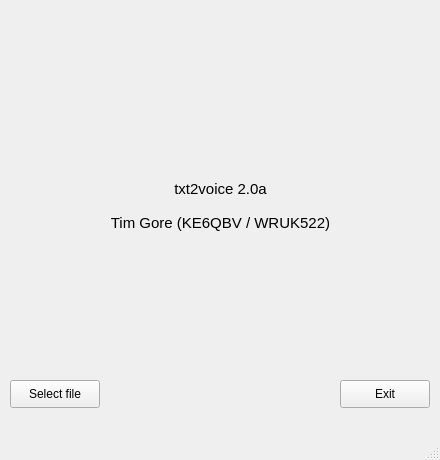
Above: layout.ui from rfm0n206/txt2voice before the change. Below: the same form after it.
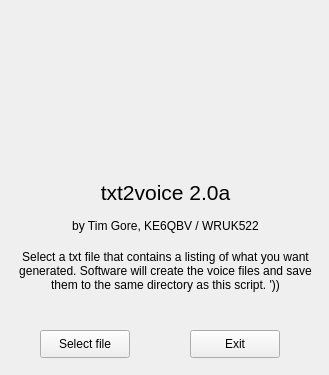
That is the form after the change. Icons and pictures are not drawn.

Commit message: shrank window size / made layout more compact

```diff
--- a/layout.ui
+++ b/layout.ui
@@ -6,8 +6,8 @@
    <rect>
     <x>0</x>
     <y>0</y>
-    <width>440</width>
-    <height>460</height>
+    <width>329</width>
+    <height>375</height>
    </rect>
   </property>
   <property name="windowTitle">
@@ -17,8 +17,8 @@
    <widget class="QPushButton" name="open_button">
     <property name="geometry">
      <rect>
-      <x>10</x>
-      <y>380</y>
+      <x>40</x>
+      <y>330</y>
       <width>90</width>
       <height>28</height>
      </rect>
@@ -28,11 +28,14 @@
     </property>
    </widget>
    <widget class="QLabel" name="logo">
+    <property name="enabled">
+     <bool>true</bool>
+    </property>
     <property name="geometry">
      <rect>
-      <x>130</x>
+      <x>80</x>
       <y>10</y>
-      <width>181</width>
+      <width>171</width>
       <height>161</height>
      </rect>
     </property>
@@ -45,25 +48,27 @@
     <property name="scaledContents">
      <bool>true</bool>
     </property>
+    <property name="wordWrap">
+     <bool>false</bool>
+    </property>
    </widget>
    <widget class="QLabel" name="text">
     <property name="geometry">
      <rect>
       <x>10</x>
       <y>180</y>
-      <width>421</width>
-      <height>191</height>
+      <width>311</width>
+      <height>33</height>
      </rect>
     </property>
     <property name="font">
      <font>
-      <pointsize>11</pointsize>
+      <pointsize>16</pointsize>
      </font>
     </property>
     <property name="text">
      <string>txt2voice 2.0a
-
-Tim Gore (KE6QBV / WRUK522)</string>
+</string>
     </property>
     <property name="alignment">
      <set>Qt::AlignHCenter|Qt::AlignTop</set>
@@ -72,8 +77,8 @@
    <widget class="QPushButton" name="exit_button">
     <property name="geometry">
      <rect>
-      <x>340</x>
-      <y>380</y>
+      <x>190</x>
+      <y>330</y>
       <width>90</width>
       <height>28</height>
      </rect>
@@ -82,8 +87,42 @@
      <string>Exit</string>
     </property>
    </widget>
+   <widget class="QLabel" name="text2">
+    <property name="geometry">
+     <rect>
+      <x>10</x>
+      <y>210</y>
+      <width>311</width>
+      <height>31</height>
+     </rect>
+    </property>
+    <property name="text">
+     <string>by Tim Gore, KE6QBV / WRUK522</string>
+    </property>
+    <property name="alignment">
+     <set>Qt::AlignCenter</set>
+    </property>
+   </widget>
+   <widget class="QLabel" name="text3">
+    <property name="geometry">
+     <rect>
+      <x>10</x>
+      <y>250</y>
+      <width>311</width>
+      <height>61</height>
+     </rect>
+    </property>
+    <property name="text">
+     <string>Select a txt file that contains a listing of what you want generated. Software will create the voice files and save them to the same directory as this script. '))</string>
+    </property>
+    <property name="alignment">
+     <set>Qt::AlignHCenter|Qt::AlignTop</set>
+    </property>
+    <property name="wordWrap">
+     <bool>true</bool>
+    </property>
+   </widget>
   </widget>
-  <widget class="QStatusBar" name="statusbar"/>
   <action name="actionAbout">
    <property name="text">
     <string>About</string>
```
Left out of the diff: 4 changed lines with no effect on the pictures.
